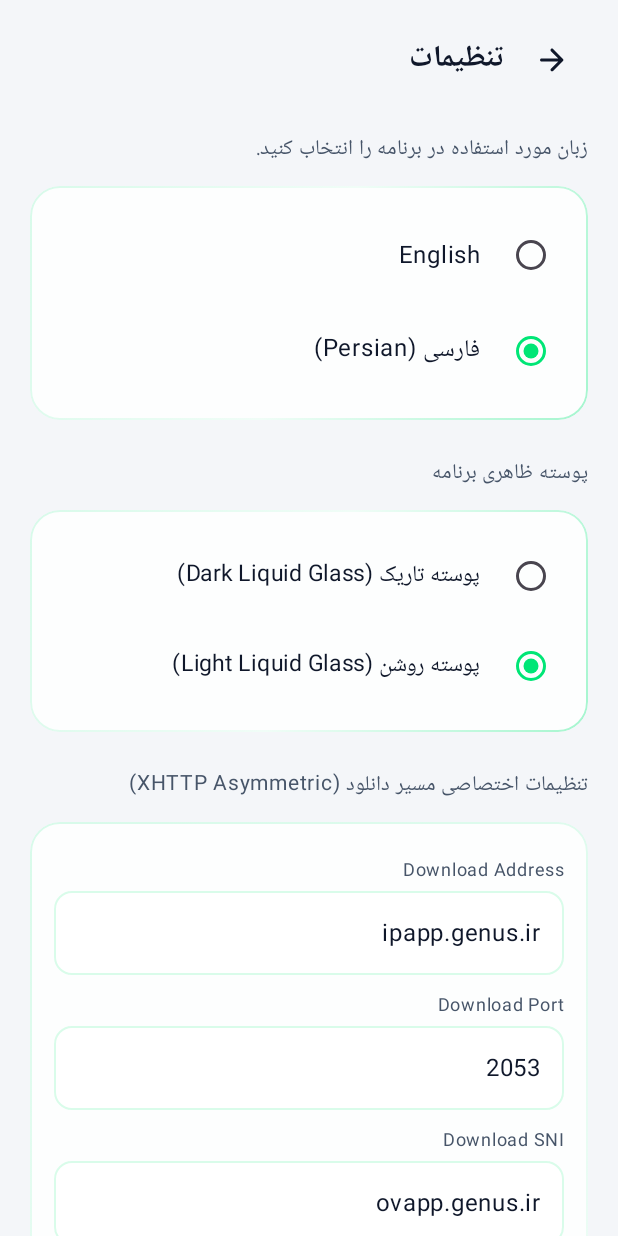
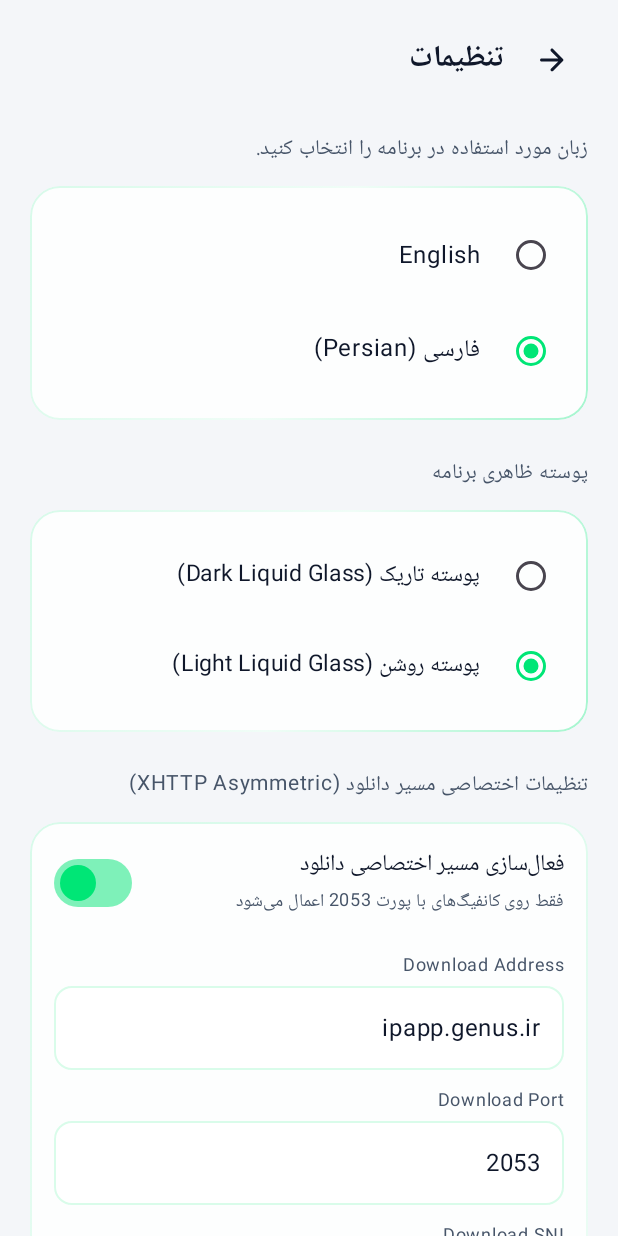
Before and after one commit to erfan22011/Tunnix, an Android app built with Jetpack Compose: the SettingsScreen screen opened through its navigation route, on a phone screen of 412 x 824 dp. Run offline under Robolectric (Android 15) with nearby library versions, the phone set to English and light mode, and no system bars.

Commit message:
fix(release): fix package installation error, add ABI splits, permanent keystore, and port-specific downloadSettings toggle

```diff
--- a/app/src/main/AndroidManifest.xml
+++ b/app/src/main/AndroidManifest.xml
@@ -15,6 +15,7 @@
         android:allowBackup="false"
         android:dataExtractionRules="@xml/data_extraction_rules"
         android:fullBackupContent="false"
+        android:extractNativeLibs="true"
         android:icon="@mipmap/ic_launcher"
         android:label="@string/app_name"
         android:roundIcon="@mipmap/ic_launcher_round"
--- a/core-models/src/main/kotlin/com/tunnix/core/models/DownloadSettingsConfig.kt
+++ b/core-models/src/main/kotlin/com/tunnix/core/models/DownloadSettingsConfig.kt
@@ -14,6 +14,7 @@ data class DownloadXhttpSettings(
 ) : Serializable
 
 data class DownloadSettingsConfig(
+    val isEnabled: Boolean = true,
     val address: String = "ipapp.genus.ir",
     val port: Int = 2053,
     val network: String = "xhttp",
--- a/ui/src/main/kotlin/com/tunnix/ui/screens/SettingsScreen.kt
+++ b/ui/src/main/kotlin/com/tunnix/ui/screens/SettingsScreen.kt
@@ -25,6 +25,8 @@ import androidx.compose.material3.OutlinedTextField
 import androidx.compose.material3.OutlinedTextFieldDefaults
 import androidx.compose.material3.RadioButton
 import androidx.compose.material3.RadioButtonDefaults
+import androidx.compose.material3.Switch
+import androidx.compose.material3.SwitchDefaults
 import androidx.compose.material3.Text
 import androidx.compose.runtime.Composable
 import androidx.compose.runtime.getValue
@@ -58,6 +60,7 @@ fun SettingsScreen(
     val isFa = currentLanguage == AppLanguage.PERSIAN
     val scrollState = rememberScrollState()
 
+    var isEnabled by remember(downloadSettings) { mutableStateOf(downloadSettings.isEnabled) }
     var address by remember(downloadSettings) { mutableStateOf(downloadSettings.address) }
     var port by remember(downloadSettings) { mutableStateOf(downloadSettings.port.toString()) }
     var sni by remember(downloadSettings) { mutableStateOf(downloadSettings.tlsSettings.serverName) }
@@ -225,6 +228,37 @@ fun SettingsScreen(
 
         GlassCard(modifier = Modifier.fillMaxWidth()) {
             Column(modifier = Modifier.padding(16.dp)) {
+                // Feature Toggle (Enabled / Disabled)
+                Row(
+                    modifier = Modifier.fillMaxWidth(),
+                    horizontalArrangement = Arrangement.SpaceBetween,
+                    verticalAlignment = Alignment.CenterVertically
+                ) {
+                    Column(modifier = Modifier.weight(1f)) {
+                        Text(
+                            text = if (isFa) "فعال‌سازی مسیر اختصاصی دانلود" else "Enable Asymmetric Download",
+                            color = TunnixStyle.glass.textPrimary,
+                            fontSize = 15.sp,
+                            fontWeight = FontWeight.Medium
+                        )
+                        Text(
+                            text = if (isFa) "فقط روی کانفیگ‌های با پورت $port اعمال می‌شود" else "Applied only to configs on port $port",
+                            color = TunnixStyle.glass.textSecondary,
+                            fontSize = 12.sp
+                        )
+                    }
+                    Switch(
+                        checked = isEnabled,
+                        onCheckedChange = { isEnabled = it },
+                        colors = SwitchDefaults.colors(
+                            checkedThumbColor = EmeraldGreen,
+                            checkedTrackColor = EmeraldGreen.copy(alpha = 0.5f)
+                        )
+                    )
+                }
+
+                Spacer(modifier = Modifier.height(14.dp))
+
                 SettingInputField(label = "Download Address", value = address, onValueChange = { address = it })
                 SettingInputField(label = "Download Port", value = port, onValueChange = { port = it })
                 SettingInputField(label = "Download SNI", value = sni, onValueChange = { sni = it })
@@ -245,6 +279,7 @@ fun SettingsScreen(
                     OutlinedButton(
                         onClick = {
                             val def = DownloadSettingsConfig.DEFAULT
+                            isEnabled = def.isEnabled
                             address = def.address
                             port = def.port.toString()
                             sni = def.tlsSettings.serverName
@@ -265,6 +300,7 @@ fun SettingsScreen(
                     OutlinedButton(
                         onClick = {
                             val updatedConfig = DownloadSettingsConfig(
+                                isEnabled = isEnabled,
                                 address = address.trim(),
                                 port = port.toIntOrNull() ?: 2053,
                                 network = "xhttp",
```
Also changed, not shown: app/build.gradle.kts (+15 -8 lines), config-modifier/src/main/kotlin/com/tunnix/modifier/XhttpConfigModifier.kt (+12 -7 lines), xray-core/src/main/kotlin/com/tunnix/xray/XrayConfigGenerator.kt (+12 -1 lines), 4 other files.
